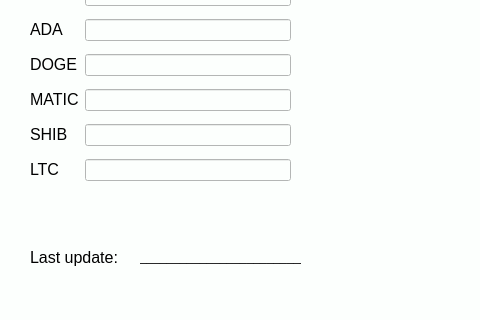
First picture: the form in client/client/mainwindow.ui, repository senoron/Lab_11_OS, before the edit; both pictures show x 0 to 480 and y 133 to 453 of the 567 by 453 pixel window.
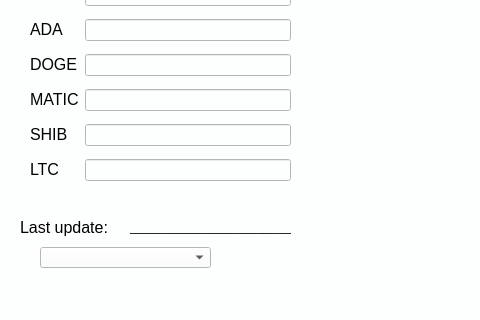
Second picture: the form after the edit.

Patch:
```diff
--- a/client/client/mainwindow.ui
+++ b/client/client/mainwindow.ui
@@ -46,8 +46,8 @@
    <widget class="QLabel" name="label_3">
     <property name="geometry">
      <rect>
-      <x>30</x>
-      <y>380</y>
+      <x>20</x>
+      <y>350</y>
       <width>101</width>
       <height>21</height>
      </rect>
@@ -59,8 +59,8 @@
    <widget class="QLabel" name="label_update">
     <property name="geometry">
      <rect>
-      <x>140</x>
-      <y>380</y>
+      <x>130</x>
+      <y>350</y>
       <width>161</width>
       <height>21</height>
      </rect>
@@ -69,7 +69,7 @@
      <string>&lt;html&gt;&lt;head/&gt;&lt;body&gt;&lt;p&gt;_________________________&lt;/p&gt;&lt;/body&gt;&lt;/html&gt;</string>
     </property>
    </widget>
-   <widget class="QWidget" name="">
+   <widget class="QWidget" name="layoutWidget">
     <property name="geometry">
      <rect>
       <x>30</x>
@@ -161,6 +161,16 @@
      </item>
     </layout>
    </widget>
+   <widget class="QComboBox" name="updates">
+    <property name="geometry">
+     <rect>
+      <x>40</x>
+      <y>380</y>
+      <width>171</width>
+      <height>21</height>
+     </rect>
+    </property>
+   </widget>
   </widget>
   <widget class="QMenuBar" name="menubar">
    <property name="geometry">
```
Left out of the diff: 2 changed lines with no effect on the pictures.
